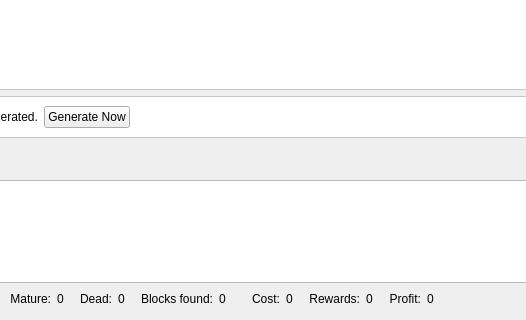
This is src/qt/forms/hivedialog.ui in litecoincash-project/litecoincash as Qt 5 draws it before an edit; both pictures show x 205 to 731 and y 272 to 592 of the 1000 by 592 pixel window. The edited form follows.
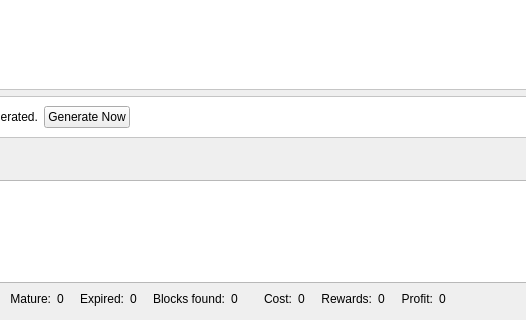
This is the edited form. Icons and pictures are not drawn. Custom widgets are drawn as their Qt base class.

What changed in the file:
```diff
--- a/src/qt/forms/hivedialog.ui
+++ b/src/qt/forms/hivedialog.ui
@@ -1091,7 +1091,7 @@
         <string>Current number of dead bees in your hive</string>
        </property>
        <property name="text">
-        <string>Dead:</string>
+        <string>Expired:</string>
        </property>
        <property name="alignment">
         <set>Qt::AlignRight|Qt::AlignTrailing|Qt::AlignVCenter</set>
```
Left out of the diff: 4 changed lines with no effect on the pictures.
